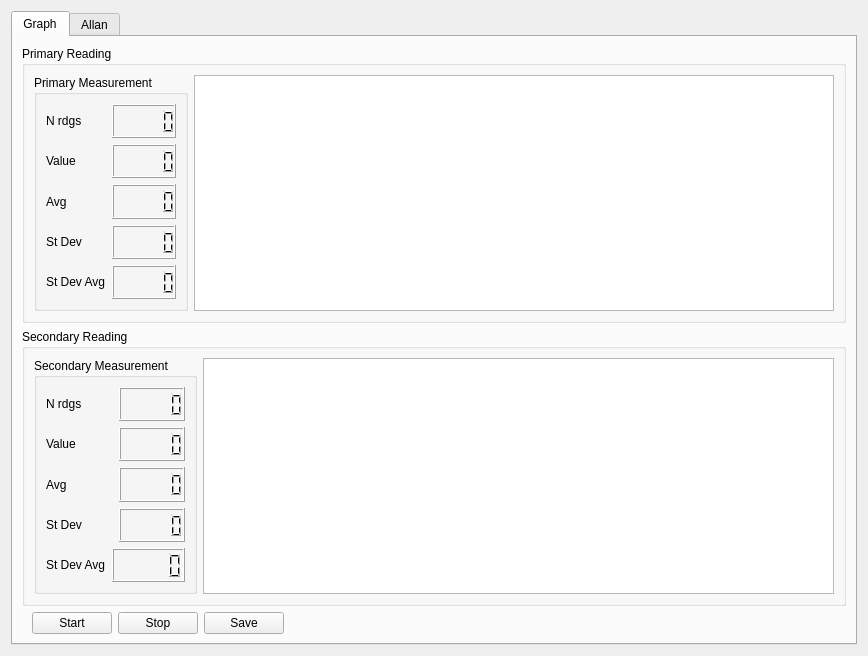
Above: Fluke8588A/ui/graph_window.ui from V4rd3n/Fluke8588A-pyvisa before the change. Below: the same form after it.
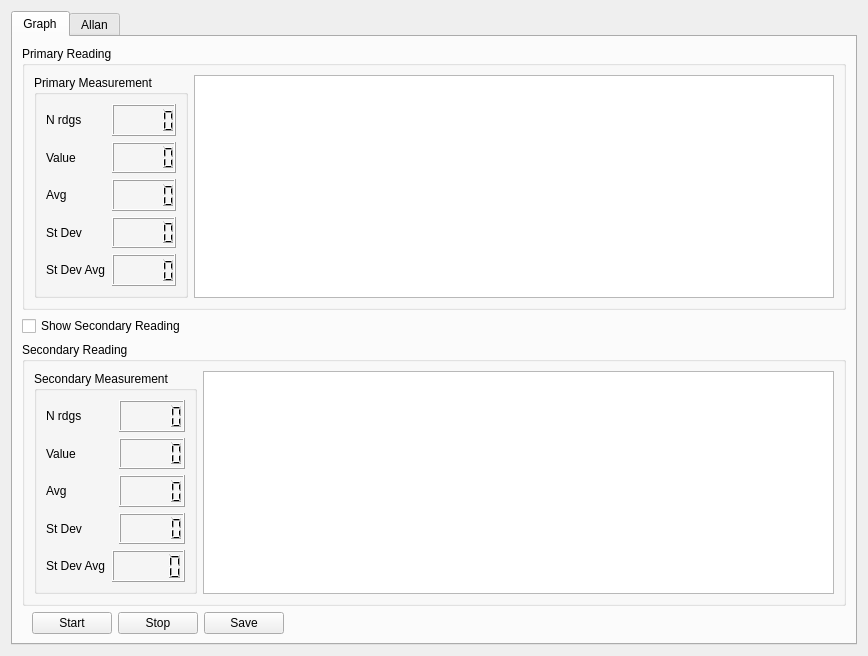
That is the form after the change. Custom widgets are drawn as their Qt base class.

What changed in the file:
```diff
--- a/Fluke8588A/ui/graph_window.ui
+++ b/Fluke8588A/ui/graph_window.ui
@@ -137,6 +137,13 @@
          </layout>
         </widget>
        </item>
+       <item>
+        <widget class="QCheckBox" name="secread_checkbox">
+         <property name="text">
+          <string>Show Secondary Reading</string>
+         </property>
+        </widget>
+       </item>
        <item>
         <widget class="QGroupBox" name="sec_groupbox">
          <property name="title">
```
